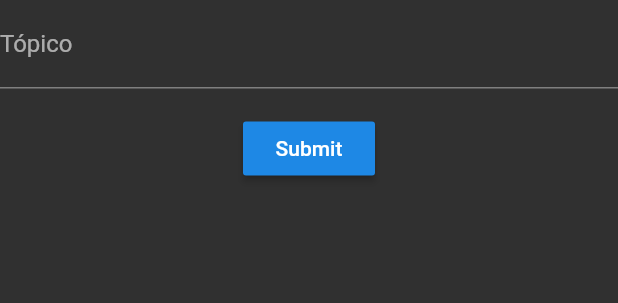
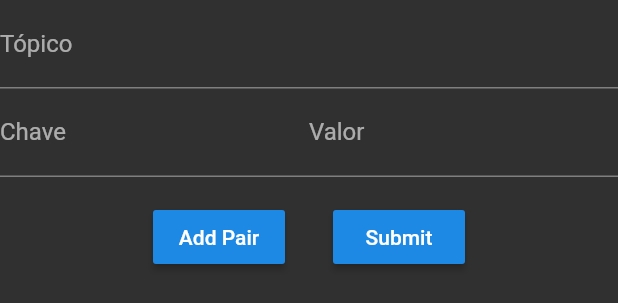
Before and after one commit to pedromneto97/flutter_mqtt, a Flutter app: the MqttPublishForm widget shown alone on an empty page, opened directly, on a phone screen of 412 x 824 dp. Shown: the top 303 px of the screen. Run offline on Flutter 3.47's test engine with Material 2 defaults, Android fonts, the phone set to English and light mode, and no system bars; our stand-ins replace bloc, equatable, flutter_bloc; missing offline and left inert: mqtt_client.

Commit message:
Update: Lista de chaves e valores para publicar a informação

```diff
--- a/lib/modules/mqqt_operations/mqtt_publish_form.dart
+++ b/lib/modules/mqqt_operations/mqtt_publish_form.dart
@@ -7,13 +7,16 @@ class MqttPublishForm extends StatefulWidget {
 
 class _MqttPublishForm extends State<MqttPublishForm> {
   TextEditingController _topicController;
-  List<List<TextEditingController>> _pairs;
+  List<List<TextEditingController>> _pairs =
+  new List<List<TextEditingController>>();
   final GlobalKey<FormState> _key = GlobalKey<FormState>();
+  List<Row> items;
 
   @override
   void initState() {
     super.initState();
     _topicController = TextEditingController();
+    _pairs.add([TextEditingController(), TextEditingController()]);
   }
 
   @override
@@ -33,7 +36,13 @@ class _MqttPublishForm extends State<MqttPublishForm> {
       child: Column(
         mainAxisAlignment: MainAxisAlignment.start,
         mainAxisSize: MainAxisSize.min,
-        children: <Widget>[
+        children: buildItems(),
+      ),
+    );
+  }
+
+  List<Widget> buildItems() {
+    List<Widget> widgets = [
       Flexible(
         child: TextFormField(
           validator: (value) {
@@ -48,16 +57,68 @@ class _MqttPublishForm extends State<MqttPublishForm> {
         ),
         fit: FlexFit.loose,
       ),
+    ];
+    _pairs.forEach((list) {
+      widgets.add(
+        Row(
+          mainAxisSize: MainAxisSize.min,
+          children: <Widget>[
+            Flexible(
+              child: TextFormField(
+                validator: (value) {
+                  if (value.isEmpty) {
+                    return 'Chave';
+                  }
+                  return null;
+                },
+                decoration: InputDecoration(labelText: "Chave"),
+                controller: list.first,
+                keyboardType: TextInputType.text,
+              ),
+              fit: FlexFit.loose,
+            ),
+            Flexible(
+              child: TextFormField(
+                validator: (value) {
+                  if (value.isEmpty) {
+                    return 'Valor';
+                  }
+                  return null;
+                },
+                decoration: InputDecoration(labelText: "Valor"),
+                controller: list.last,
+                keyboardType: TextInputType.text,
+              ),
+              fit: FlexFit.loose,
+            ),
+          ],
+        ),
+      );
+    });
+    widgets.add(Row(
+      mainAxisAlignment: MainAxisAlignment.center,
+      children: <Widget>[
         Padding(
-            padding: const EdgeInsets.symmetric(vertical: 16.0),
+          padding: const EdgeInsets.all(16.0),
           child: RaisedButton(
             onPressed: () =>
-                  _key.currentState.validate() ? _onSubmit() : null,
+                this.setState(() =>
+                    this
+                        ._pairs
+                        .add(
+                        [TextEditingController(), TextEditingController()])),
+            child: Text('Add Pair'),
+          ),
+        ),
+        Padding(
+          padding: const EdgeInsets.all(16.0),
+          child: RaisedButton(
+            onPressed: () => _key.currentState.validate() ? _onSubmit() : null,
             child: Text('Submit'),
           ),
         ),
       ],
-      ),
-    );
+    ));
+    return widgets;
   }
 }
```
Lines whose indentation alone changed are shown as unchanged.
